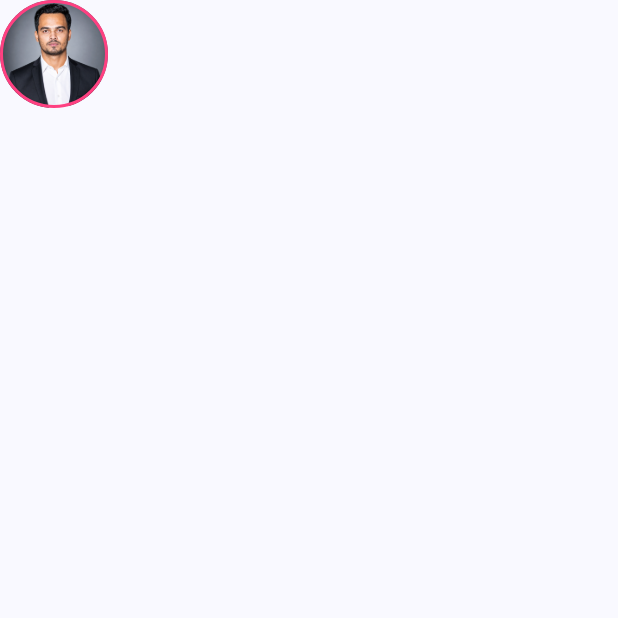
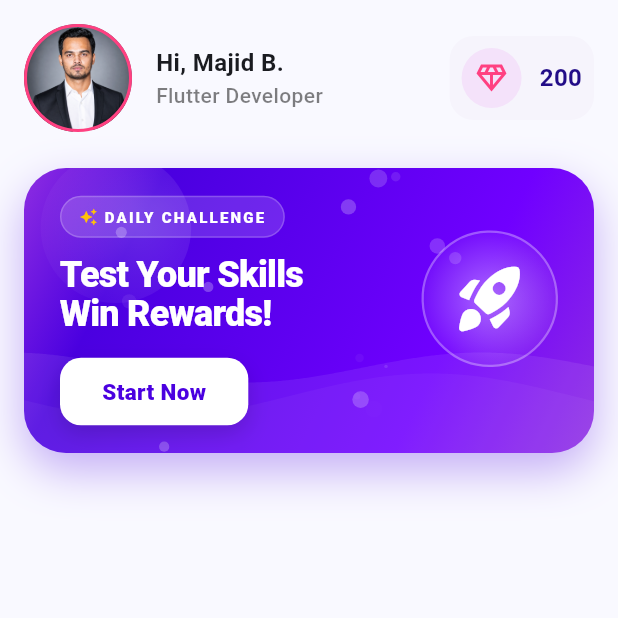
Before and after one commit to majidbhuiyan20/BDApps, a Flutter app: the screen it shows after launch, on a phone screen of 412 x 824 dp, the top half of it. Run offline on Flutter 3.47's test engine with Material 3 defaults, Android fonts, the phone set to English and light mode, and no system bars.

Commit message:
add QuizBanner widget and update home screen UI

```diff
--- a/lib/QuizApp/quiz_app_home.dart
+++ b/lib/QuizApp/quiz_app_home.dart
@@ -1,4 +1,5 @@
 import 'package:flutter/material.dart';
+import 'widgets/quiz_banner.dart';
 
 class QuizAppHome extends StatefulWidget {
   const QuizAppHome({super.key});
@@ -12,9 +13,12 @@ class _QuizAppHomeState extends State<QuizAppHome> {
   Widget build(BuildContext context) {
     return Scaffold(
       body: SafeArea(
+          child: Padding(
+            padding: const EdgeInsets.all(16.0),
             child: Column(
               children: [
                 Row(
+                  spacing: 16,
                   children: [
                     Container(
                       height: 72,
@@ -25,12 +29,42 @@ class _QuizAppHomeState extends State<QuizAppHome> {
                           width: 2
                         ),
                         shape: BoxShape.circle,
-                      image: DecorationImage(image: AssetImage('assets/images/majid.png'))
+                        image: const DecorationImage(image: AssetImage('assets/images/majid.png'))
+                      ),
+                    ),
+                    Expanded(
+                      child: Column(
+                        crossAxisAlignment: CrossAxisAlignment.start,
+                        children: [
+                          const Text('Hi, Majid B.', style: TextStyle(fontWeight: FontWeight.w700, fontSize: 16,),),
+                          Text('Flutter Developer', style: TextStyle(fontSize: 14, fontWeight: FontWeight.w500, color: Colors.black26.withOpacity(0.5)),)
+                        ],
+                      ),
+                    ),
+                    Container(
+                      padding: const EdgeInsets.all(8),
+                      decoration: BoxDecoration(
+                        color: const Color(0Xfff6f4fc),
+                        borderRadius: BorderRadius.circular(16),
+
+                      ),child: const Row(
+                      spacing: 12,
+                      children: [
+                        CircleAvatar(
+                            backgroundColor: Color(0Xfff4e2fa),
+                            foregroundColor: Colors.pinkAccent,
+                            child: Icon(Icons.diamond_outlined,  color: Colors.pinkAccent,)),
+                        Text("200", style: TextStyle(color: Color(0Xff220c87), fontSize: 16, fontWeight: FontWeight.bold),)
+
+                      ],
                     ),
                     )
                   ],
-              )
+                ),
+                const SizedBox(height: 24),
+                const QuizBanner(),
               ],
+            ),
           )
       ),
     );
--- /dev/null
+++ b/lib/QuizApp/widgets/quiz_banner.dart
@@ -0,0 +1,276 @@
+import 'dart:math' as math;
+import 'package:flutter/material.dart';
+
+class QuizBanner extends StatefulWidget {
+  const QuizBanner({super.key});
+
+  @override
+  State<QuizBanner> createState() => _QuizBannerState();
+}
+
+class _QuizBannerState extends State<QuizBanner> with SingleTickerProviderStateMixin {
+  late AnimationController _controller;
+
+  @override
+  void initState() {
+    super.initState();
+    _controller = AnimationController(
+      vsync: this,
+      duration: const Duration(seconds: 10),
+    )..repeat();
+  }
+
+  @override
+  void dispose() {
+    _controller.dispose();
+    super.dispose();
+  }
+
+  @override
+  Widget build(BuildContext context) {
+    return Container(
+      width: double.infinity,
+      height: 190, // Increased height to prevent overflow
+      decoration: BoxDecoration(
+        borderRadius: BorderRadius.circular(28),
+        boxShadow: [
+          BoxShadow(
+            color: const Color(0xFF4A00E0).withOpacity(0.3),
+            blurRadius: 25,
+            offset: const Offset(0, 12),
+          ),
+        ],
+      ),
+      child: ClipRRect(
+        borderRadius: BorderRadius.circular(28),
+        child: Stack(
+          children: [
+            // Animated Gradient Background with more vibrant colors
+            AnimatedBuilder(
+              animation: _controller,
+              builder: (context, child) {
+                return Container(
+                  decoration: BoxDecoration(
+                    gradient: LinearGradient(
+                      colors: const [
+                        Color(0xFF8E2DE2),
+                        Color(0xFF4A00E0),
+                        Color(0xFF7000FF),
+                        Color(0xFF8E2DE2),
+                      ],
+                      begin: Alignment.topLeft,
+                      end: Alignment.bottomRight,
+                      stops: [
+                        0.0,
+                        0.3 + 0.1 * math.sin(_controller.value * 2 * math.pi),
+                        0.7 + 0.1 * math.cos(_controller.value * 2 * math.pi),
+                        1.0,
+                      ],
+                    ),
+                  ),
+                );
+              },
+            ),
+
+            // Enhanced Custom Painter for Live Particles and Waves
+            Positioned.fill(
+              child: AnimatedBuilder(
+                animation: _controller,
+                builder: (context, child) {
+                  return CustomPaint(
+                    painter: _LiveBannerPainter(_controller.value),
+                  );
+                },
+              ),
+            ),
+
+            // Content
+            Padding(
+              padding: const EdgeInsets.symmetric(horizontal: 24.0, vertical: 16.0),
+              child: Row(
+                children: [
+                  Expanded(
+                    child: Column(
+                      crossAxisAlignment: CrossAxisAlignment.start,
+                      mainAxisAlignment: MainAxisAlignment.center,
+                      children: [
+                        Container(
+                          padding: const EdgeInsets.symmetric(horizontal: 12, vertical: 6),
+                          decoration: BoxDecoration(
+                            color: Colors.white.withOpacity(0.15),
+                            borderRadius: BorderRadius.circular(30),
+                            border: Border.all(color: Colors.white.withOpacity(0.2)),
+                          ),
+                          child: Row(
+                            mainAxisSize: MainAxisSize.min,
+                            children: [
+                              const Icon(Icons.auto_awesome, color: Colors.amber, size: 12),
+                              const SizedBox(width: 4),
+                              const Text(
+                                "DAILY CHALLENGE",
+                                style: TextStyle(
+                                  color: Colors.white,
+                                  fontSize: 10,
+                                  fontWeight: FontWeight.w800,
+                                  letterSpacing: 1.5,
+                                ),
+                              ),
+                            ],
+                          ),
+                        ),
+                        const SizedBox(height: 12),
+                        const Text(
+                          'Test Your Skills\nWin Rewards!',
+                          style: TextStyle(
+                            color: Colors.white,
+                            fontSize: 24,
+                            fontWeight: FontWeight.w900,
+                            height: 1.1,
+                            letterSpacing: -0.5,
+                          ),
+                        ),
+                        const SizedBox(height: 16),
+                        Material(
+                          color: Colors.transparent,
+                          child: InkWell(
+                            onTap: () {},
+                            borderRadius: BorderRadius.circular(14),
+                            child: Container(
+                              padding: const EdgeInsets.symmetric(horizontal: 28, vertical: 12),
+                              decoration: BoxDecoration(
+                                color: Colors.white,
+                                borderRadius: BorderRadius.circular(14),
+                                boxShadow: [
+                                  BoxShadow(
+                                    color: Colors.black.withOpacity(0.15),
+                                    blurRadius: 12,
+                                    offset: const Offset(0, 6),
+                                  )
+                                ],
+                              ),
+                              child: const Text(
+                                'Start Now',
+                                style: TextStyle(
+                                  color: Color(0xFF4A00E0),
+                                  fontWeight: FontWeight.w900,
+                                  fontSize: 15,
+                                ),
+                              ),
+                            ),
+                          ),
+                        ),
+                      ],
+                    ),
+                  ),
+                  // More dynamic animated Icon
+                  AnimatedBuilder(
+                    animation: _controller,
+                    builder: (context, child) {
+                      return Transform.translate(
+                        offset: Offset(0, 8 * math.sin(_controller.value * 2 * math.pi)),
+                        child: Transform.rotate(
+                          angle: 0.1 * math.sin(_controller.value * 4 * math.pi),
+                          child: Container(
+                            padding: const EdgeInsets.all(18),
+                            decoration: BoxDecoration(
+                              shape: BoxShape.circle,
+                              border: Border.all(color: Colors.white.withOpacity(0.3), width: 1.5),
+                              gradient: RadialGradient(
+                                colors: [
+                                  Colors.white.withOpacity(0.4),
+                                  Colors.white.withOpacity(0.05),
+                                ],
+                              ),
+                            ),
+                            child: const Icon(
+                              Icons.rocket_launch_rounded,
+                              size: 52,
+                              color: Colors.white,
+                            ),
+                          ),
+                        ),
+                      );
+                    },
+                  ),
+                ],
+              ),
+            ),
+          ],
+        ),
+      ),
+    );
+  }
+}
+
+class _LiveBannerPainter extends CustomPainter {
+  final double progress;
+
+  _LiveBannerPainter(this.progress);
+
+  @override
+  void paint(Canvas canvas, Size size) {
+    final paint = Paint()..style = PaintingStyle.fill;
+
+    // Background Waves
+    paint.color = Colors.white.withOpacity(0.08);
+    final path1 = Path();
+    path1.moveTo(0, size.height * 0.7);
+    for (double i = 0; i <= size.width; i++) {
+      path1.lineTo(
+        i,
+        size.height * 0.7 + 10 * math.sin((i / 50) + (progress * 2 * math.pi)),
+      );
+    }
+    path1.lineTo(size.width, size.height);
+    path1.lineTo(0, size.height);
+    path1.close();
+    canvas.drawPath(path1, paint);
+
+    paint.color = Colors.white.withOpacity(0.04);
+    final path2 = Path();
+    path2.moveTo(0, size.height * 0.8);
+    for (double i = 0; i <= size.width; i++) {
+      path2.lineTo(
+        i,
+        size.height * 0.8 + 15 * math.cos((i / 60) + (progress * 2 * math.pi)),
+      );
+    }
+    path2.lineTo(size.width, size.height);
+    path2.lineTo(0, size.height);
+    path2.close();
+    canvas.drawPath(path2, paint);
+
+    // Dynamic Particles
+    final random = math.Random(123);
+    for (int i = 0; i < 20; i++) {
+      final double xStatic = random.nextDouble() * size.width;
+      final double yStatic = random.nextDouble() * size.height;
+      final double speed = 0.3 + random.nextDouble() * 0.7;
+      final double sizeParticle = 1 + random.nextDouble() * 5;
+
+      final double y = (yStatic - (progress * 150 * speed)) % size.height;
+      final double opacity = 0.1 + 0.15 * math.sin(progress * 2 * math.pi + i);
+
+      paint.color = Colors.white.withOpacity(opacity.clamp(0.0, 1.0));
+      canvas.drawCircle(Offset(xStatic, y), sizeParticle, paint);
+    }
+
+    // Glowing Orbs
+    final orb1Paint = Paint()
+      ..shader = RadialGradient(
+        colors: [Colors.white.withOpacity(0.15), Colors.white.withOpacity(0)],
+      ).createShader(Rect.fromCircle(center: Offset(size.width * 0.2, size.height * 0.2), radius: 80));
+
+    canvas.drawCircle(
+      Offset(
+        size.width * 0.2 + 15 * math.sin(progress * 2 * math.pi),
+        size.height * 0.2 + 10 * math.cos(progress * 2 * math.pi),
+      ),
+      60 + 10 * math.sin(progress * 2 * math.pi),
+      orb1Paint,
+    );
+  }
+
+  @override
+  bool shouldRepaint(covariant _LiveBannerPainter oldDelegate) => true;
+}
```
Lines whose indentation alone changed are shown as unchanged.
